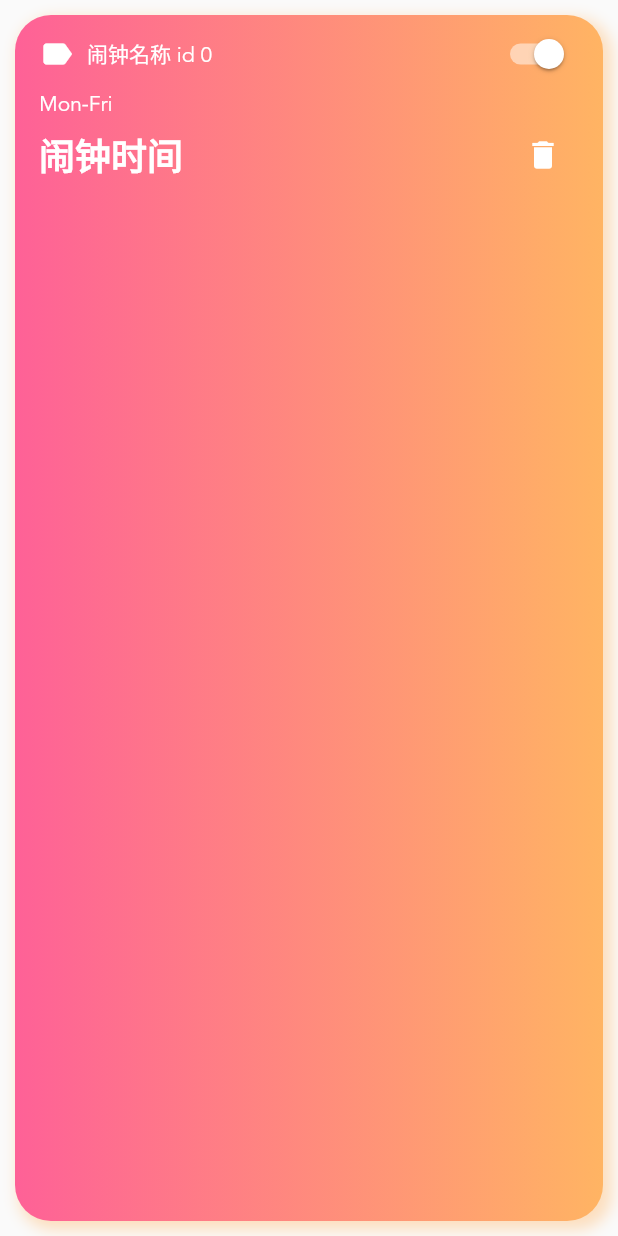
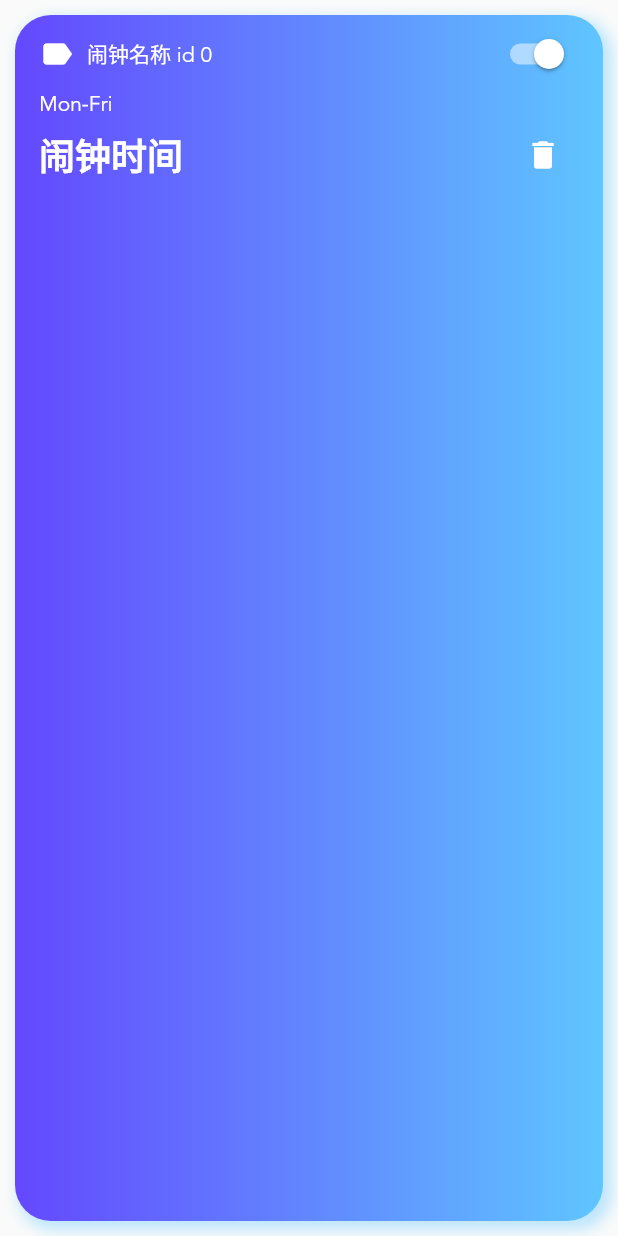
Before and after one commit to lewiszlw/assistant, a Flutter app: the AlarmItemWidget widget shown alone on an empty page, opened directly with empty values, after a tap on the "delete" icon, on a phone screen of 412 x 824 dp. Run offline on Flutter 3.47's test engine with Material 2 defaults, Android fonts, the phone set to English and light mode, and no system bars; our stand-ins replace flutter_local_notifications, sqflite; accounts and stored records are empty.

Commit message:
random coler

```diff
--- a/assistant_flutter/lib/alarm_clock/alarm_clock_homepage.dart
+++ b/assistant_flutter/lib/alarm_clock/alarm_clock_homepage.dart
@@ -37,18 +37,6 @@ class _AlarmClockHomepageState extends State<AlarmClockHomepage> {
     });
   }
 
-  // 构建闹钟widget列表
-  ListView buildAlarmItemsListView() {
-    return ListView(
-        key: UniqueKey(), // 否则list更新会有问题
-        children: currentAlarmInfos
-            .map((e) => AlarmItemWidget(
-                  alarmInfo: e,
-                  deleteAlarmCallback: deleteAlarmInfo,
-                ))
-            .toList());
-  }
-
   // 新增闹钟
   void insertAlarmInfo(String title, DateTime alarmDateTime) {
     _alarmHelper.insertAlarm(AlarmInfo(
@@ -62,6 +50,19 @@ class _AlarmClockHomepageState extends State<AlarmClockHomepage> {
   void deleteAlarmInfo(int id) {
     _alarmHelper.delete(id);
     loadAlarmInfos();
+  }
+
+  // 构建闹钟widget列表
+  ListView buildAlarmItemsListView() {
+    return ListView(
+        key: UniqueKey(), // 否则list更新会有问题
+        physics: AlwaysScrollableScrollPhysics(),
+        children: currentAlarmInfos
+            .map((e) => AlarmItemWidget(
+                  alarmInfo: e,
+                  deleteAlarmCallback: deleteAlarmInfo,
+                ))
+            .toList());
   }
 
   @override
@@ -86,7 +87,7 @@ class _AlarmClockHomepageState extends State<AlarmClockHomepage> {
   }
 }
 
-class AlarmItemWidget extends StatefulWidget {
+class AlarmItemWidget extends StatelessWidget {
   AlarmItemWidget(
       {super.key, required this.alarmInfo, required this.deleteAlarmCallback});
 
@@ -94,18 +95,8 @@ class AlarmItemWidget extends StatefulWidget {
   DeleteAlarmCallback deleteAlarmCallback;
 
   @override
-  State<StatefulWidget> createState() =>
-      _AlarmItemWidgetState(alarmInfo: alarmInfo);
-}
-
-class _AlarmItemWidgetState extends State<AlarmItemWidget> {
-  _AlarmItemWidgetState({required this.alarmInfo});
-
-  AlarmInfo alarmInfo;
-
-  @override
   Widget build(BuildContext context) {
-    var gradientColors = GradientTemplate.gradientTemplate[1].colors;
+    var gradientColors = GradientTemplate.getGradientColors(alarmInfo.id!);
 
     return Container(
       // color: Colors.grey,
@@ -127,7 +118,7 @@ class _AlarmItemWidgetState extends State<AlarmItemWidget> {
             offset: Offset(4, 4),
           ),
         ],
-        borderRadius: BorderRadius.all(Radius.circular(24)),
+        borderRadius: const BorderRadius.all(Radius.circular(24)),
       ),
       child: Column(
         crossAxisAlignment: CrossAxisAlignment.start,
@@ -137,15 +128,16 @@ class _AlarmItemWidgetState extends State<AlarmItemWidget> {
             children: <Widget>[
               Row(
                 children: <Widget>[
-                  Icon(
+                  const Icon(
                     Icons.label,
                     color: Colors.white,
                     size: 24,
                   ),
-                  SizedBox(width: 8),
+                  const SizedBox(width: 8),
                   Text(
                     "闹钟名称 id ${alarmInfo.id!}",
-                    style: TextStyle(color: Colors.white, fontFamily: 'avenir'),
+                    style: const TextStyle(
+                        color: Colors.white, fontFamily: 'avenir'),
                   ),
                 ],
               ),
@@ -178,7 +170,7 @@ class _AlarmItemWidgetState extends State<AlarmItemWidget> {
                   color: Colors.white,
                   onPressed: () {
                     print("删除闹钟 ${alarmInfo.id}");
-                    widget.deleteAlarmCallback(alarmInfo.id!);
+                    deleteAlarmCallback(alarmInfo.id!);
                   }),
             ],
           ),
--- a/assistant_flutter/lib/alarm_clock/theme_data.dart
+++ b/assistant_flutter/lib/alarm_clock/theme_data.dart
@@ -34,4 +34,8 @@ class GradientTemplate {
     GradientColors(GradientColors.mango),
     GradientColors(GradientColors.fire),
   ];
+
+  static List<Color> getGradientColors(int id) {
+    return gradientTemplate[id % gradientTemplate.length].colors;
+  }
 }
```
